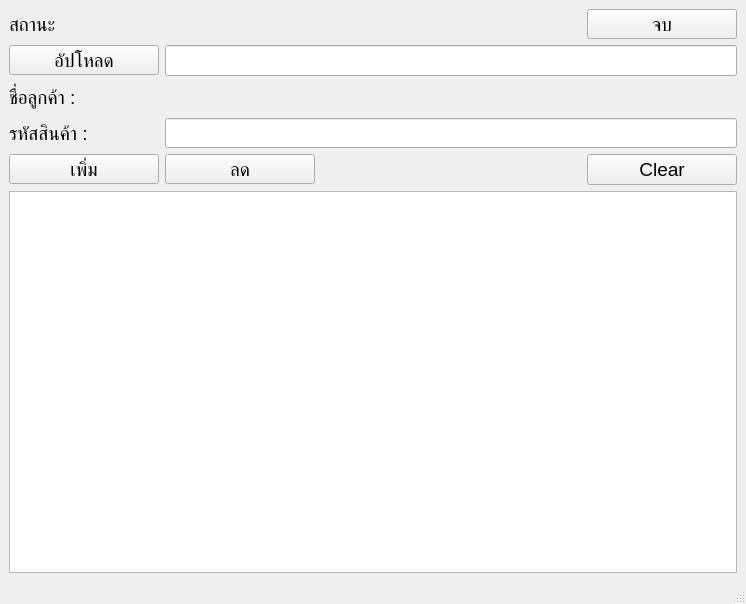
The window that GUI_Mrince_7.ui (ThanawatKMUTNB/MRINCE) describes before a commit, drawn with Qt 5.
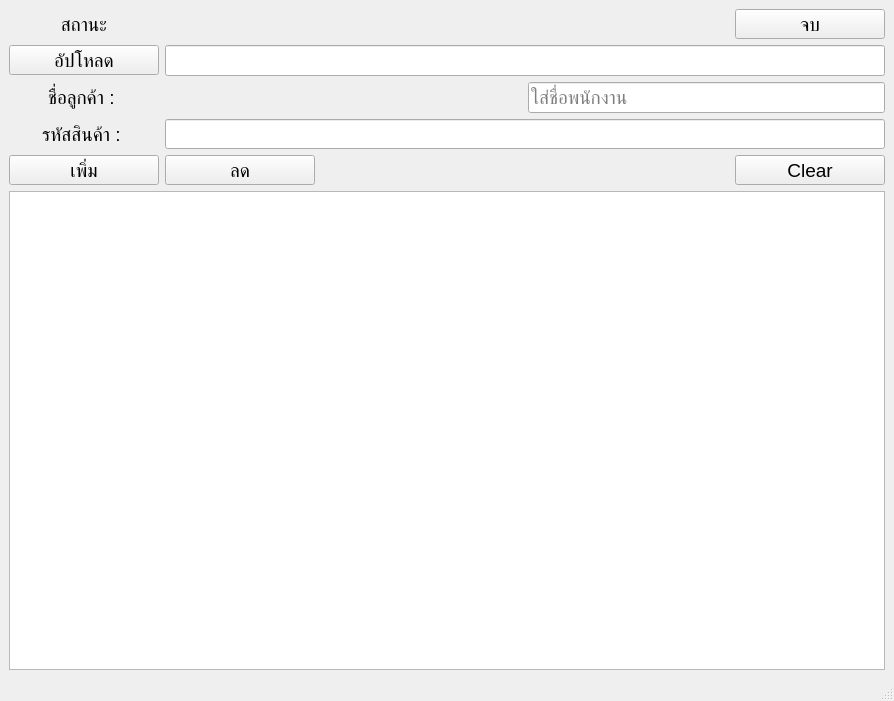
The same window after the commit.

Commit message: Rearrange GUI Phase2

```diff
--- a/GUI_Mrince_7.ui
+++ b/GUI_Mrince_7.ui
@@ -6,87 +6,17 @@
    <rect>
     <x>0</x>
     <y>0</y>
-    <width>746</width>
-    <height>604</height>
+    <width>894</width>
+    <height>701</height>
    </rect>
   </property>
   <property name="windowTitle">
    <string>MainWindow</string>
   </property>
   <widget class="QWidget" name="centralwidget">
-   <layout class="QGridLayout" name="gridLayout">
+   <layout class="QGridLayout" name="gridLayout_2">
     <item row="0" column="0">
-     <widget class="QLabel" name="label_4">
-      <property name="sizePolicy">
-       <sizepolicy hsizetype="Expanding" vsizetype="Expanding">
-        <horstretch>0</horstretch>
-        <verstretch>0</verstretch>
-       </sizepolicy>
-      </property>
-      <property name="maximumSize">
-       <size>
-        <width>150</width>
-        <height>30</height>
-       </size>
-      </property>
-      <property name="font">
-       <font>
-        <pointsize>14</pointsize>
-       </font>
-      </property>
-      <property name="text">
-       <string>สถานะ</string>
-      </property>
-     </widget>
-    </item>
-    <item row="0" column="1">
-     <widget class="QLabel" name="label_5">
-      <property name="sizePolicy">
-       <sizepolicy hsizetype="Expanding" vsizetype="Expanding">
-        <horstretch>0</horstretch>
-        <verstretch>0</verstretch>
-       </sizepolicy>
-      </property>
-      <property name="maximumSize">
-       <size>
-        <width>16777215</width>
-        <height>30</height>
-       </size>
-      </property>
-      <property name="font">
-       <font>
-        <pointsize>14</pointsize>
-       </font>
-      </property>
-      <property name="text">
-       <string/>
-      </property>
-     </widget>
-    </item>
-    <item row="0" column="2">
-     <widget class="QPushButton" name="pushButton">
-      <property name="sizePolicy">
-       <sizepolicy hsizetype="Expanding" vsizetype="Expanding">
-        <horstretch>0</horstretch>
-        <verstretch>0</verstretch>
-       </sizepolicy>
-      </property>
-      <property name="maximumSize">
-       <size>
-        <width>150</width>
-        <height>30</height>
-       </size>
-      </property>
-      <property name="font">
-       <font>
-        <pointsize>14</pointsize>
-       </font>
-      </property>
-      <property name="text">
-       <string>จบ</string>
-      </property>
-     </widget>
-    </item>
+     <layout class="QGridLayout" name="gridLayout">
     <item row="1" column="0">
      <widget class="QPushButton" name="pushButton_2">
       <property name="sizePolicy">
@@ -117,59 +47,8 @@
       </property>
      </widget>
     </item>
-    <item row="1" column="1" colspan="2">
-     <widget class="QLineEdit" name="lineEdit">
-      <property name="minimumSize">
-       <size>
-        <width>0</width>
-        <height>30</height>
-       </size>
-      </property>
-      <property name="maximumSize">
-       <size>
-        <width>16777215</width>
-        <height>40</height>
-       </size>
-      </property>
-      <property name="font">
-       <font>
-        <pointsize>14</pointsize>
-       </font>
-      </property>
-     </widget>
-    </item>
-    <item row="2" column="0">
-     <widget class="QLabel" name="label_2">
-      <property name="sizePolicy">
-       <sizepolicy hsizetype="Preferred" vsizetype="Expanding">
-        <horstretch>0</horstretch>
-        <verstretch>0</verstretch>
-       </sizepolicy>
-      </property>
-      <property name="minimumSize">
-       <size>
-        <width>150</width>
-        <height>0</height>
-       </size>
-      </property>
-      <property name="maximumSize">
-       <size>
-        <width>150</width>
-        <height>30</height>
-       </size>
-      </property>
-      <property name="font">
-       <font>
-        <pointsize>14</pointsize>
-       </font>
-      </property>
-      <property name="text">
-       <string>ชื่อลูกค้า : </string>
-      </property>
-     </widget>
-    </item>
-    <item row="2" column="1" colspan="2">
-     <widget class="QLabel" name="label_3">
+      <item row="2" column="1">
+       <widget class="QLabel" name="customer_name">
       <property name="sizePolicy">
        <sizepolicy hsizetype="Expanding" vsizetype="Expanding">
         <horstretch>0</horstretch>
@@ -195,51 +74,6 @@
       </property>
      </widget>
     </item>
-    <item row="3" column="0">
-     <widget class="QLabel" name="label">
-      <property name="minimumSize">
-       <size>
-        <width>150</width>
-        <height>0</height>
-       </size>
-      </property>
-      <property name="maximumSize">
-       <size>
-        <width>150</width>
-        <height>30</height>
-       </size>
-      </property>
-      <property name="font">
-       <font>
-        <pointsize>14</pointsize>
-       </font>
-      </property>
-      <property name="text">
-       <string>รหัสสินค้า : </string>
-      </property>
-     </widget>
-    </item>
-    <item row="3" column="1" colspan="2">
-     <widget class="QLineEdit" name="lineEdit_3">
-      <property name="minimumSize">
-       <size>
-        <width>0</width>
-        <height>30</height>
-       </size>
-      </property>
-      <property name="maximumSize">
-       <size>
-        <width>16777215</width>
-        <height>30</height>
-       </size>
-      </property>
-      <property name="font">
-       <font>
-        <pointsize>14</pointsize>
-       </font>
-      </property>
-     </widget>
-    </item>
     <item row="4" column="0">
      <widget class="QPushButton" name="pushButton_4">
       <property name="sizePolicy">
@@ -291,8 +125,8 @@
       </property>
      </widget>
     </item>
-    <item row="5" column="0" colspan="3">
-     <widget class="QTableWidget" name="tableWidget">
+      <item row="6" column="0" colspan="3">
+       <widget class="QTableWidget" name="table">
       <property name="font">
        <font>
         <pointsize>14</pointsize>
@@ -336,24 +170,243 @@
       </column>
      </widget>
     </item>
+      <item row="3" column="0">
+       <widget class="QLabel" name="label">
+        <property name="minimumSize">
+         <size>
+          <width>150</width>
+          <height>0</height>
+         </size>
+        </property>
+        <property name="maximumSize">
+         <size>
+          <width>150</width>
+          <height>30</height>
+         </size>
+        </property>
+        <property name="font">
+         <font>
+          <pointsize>14</pointsize>
+         </font>
+        </property>
+        <property name="text">
+         <string>รหัสสินค้า : </string>
+        </property>
+        <property name="alignment">
+         <set>Qt::AlignCenter</set>
+        </property>
+       </widget>
+      </item>
     <item row="4" column="2">
      <widget class="QPushButton" name="clearBtn">
       <property name="sizePolicy">
-       <sizepolicy hsizetype="Minimum" vsizetype="Minimum">
+         <sizepolicy hsizetype="Fixed" vsizetype="Fixed">
         <horstretch>0</horstretch>
         <verstretch>0</verstretch>
        </sizepolicy>
       </property>
+        <property name="maximumSize">
+         <size>
+          <width>150</width>
+          <height>30</height>
+         </size>
+        </property>
       <property name="font">
        <font>
         <pointsize>14</pointsize>
        </font>
       </property>
+        <property name="layoutDirection">
+         <enum>Qt::RightToLeft</enum>
+        </property>
       <property name="text">
        <string>Clear</string>
       </property>
      </widget>
     </item>
+      <item row="3" column="1" colspan="2">
+       <widget class="QLineEdit" name="item_ID">
+        <property name="minimumSize">
+         <size>
+          <width>0</width>
+          <height>30</height>
+         </size>
+        </property>
+        <property name="maximumSize">
+         <size>
+          <width>16777215</width>
+          <height>30</height>
+         </size>
+        </property>
+        <property name="font">
+         <font>
+          <pointsize>14</pointsize>
+         </font>
+        </property>
+       </widget>
+      </item>
+      <item row="2" column="0">
+       <widget class="QLabel" name="label_2">
+        <property name="sizePolicy">
+         <sizepolicy hsizetype="Preferred" vsizetype="Expanding">
+          <horstretch>0</horstretch>
+          <verstretch>0</verstretch>
+         </sizepolicy>
+        </property>
+        <property name="minimumSize">
+         <size>
+          <width>150</width>
+          <height>0</height>
+         </size>
+        </property>
+        <property name="maximumSize">
+         <size>
+          <width>150</width>
+          <height>30</height>
+         </size>
+        </property>
+        <property name="font">
+         <font>
+          <pointsize>14</pointsize>
+         </font>
+        </property>
+        <property name="text">
+         <string>ชื่อลูกค้า : </string>
+        </property>
+        <property name="alignment">
+         <set>Qt::AlignCenter</set>
+        </property>
+       </widget>
+      </item>
+      <item row="2" column="2">
+       <widget class="QLineEdit" name="employee_name">
+        <property name="font">
+         <font>
+          <pointsize>14</pointsize>
+         </font>
+        </property>
+        <property name="placeholderText">
+         <string>ใส่ชื่อพนักงาน</string>
+        </property>
+       </widget>
+      </item>
+      <item row="0" column="0" colspan="3">
+       <layout class="QHBoxLayout" name="horizontalLayout_2">
+        <item>
+         <widget class="QLabel" name="status">
+          <property name="sizePolicy">
+           <sizepolicy hsizetype="Preferred" vsizetype="Fixed">
+            <horstretch>0</horstretch>
+            <verstretch>0</verstretch>
+           </sizepolicy>
+          </property>
+          <property name="minimumSize">
+           <size>
+            <width>0</width>
+            <height>30</height>
+           </size>
+          </property>
+          <property name="maximumSize">
+           <size>
+            <width>150</width>
+            <height>30</height>
+           </size>
+          </property>
+          <property name="font">
+           <font>
+            <pointsize>14</pointsize>
+           </font>
+          </property>
+          <property name="text">
+           <string>สถานะ</string>
+          </property>
+          <property name="alignment">
+           <set>Qt::AlignCenter</set>
+          </property>
+         </widget>
+        </item>
+        <item>
+         <widget class="QLabel" name="file_name_label">
+          <property name="sizePolicy">
+           <sizepolicy hsizetype="Preferred" vsizetype="Fixed">
+            <horstretch>0</horstretch>
+            <verstretch>0</verstretch>
+           </sizepolicy>
+          </property>
+          <property name="maximumSize">
+           <size>
+            <width>16777215</width>
+            <height>30</height>
+           </size>
+          </property>
+          <property name="font">
+           <font>
+            <pointsize>14</pointsize>
+           </font>
+          </property>
+          <property name="text">
+           <string/>
+          </property>
+         </widget>
+        </item>
+        <item>
+         <widget class="QPushButton" name="end_button">
+          <property name="sizePolicy">
+           <sizepolicy hsizetype="Maximum" vsizetype="Minimum">
+            <horstretch>0</horstretch>
+            <verstretch>0</verstretch>
+           </sizepolicy>
+          </property>
+          <property name="minimumSize">
+           <size>
+            <width>30</width>
+            <height>0</height>
+           </size>
+          </property>
+          <property name="maximumSize">
+           <size>
+            <width>150</width>
+            <height>30</height>
+           </size>
+          </property>
+          <property name="font">
+           <font>
+            <pointsize>14</pointsize>
+           </font>
+          </property>
+          <property name="layoutDirection">
+           <enum>Qt::RightToLeft</enum>
+          </property>
+          <property name="text">
+           <string>จบ</string>
+          </property>
+         </widget>
+        </item>
+       </layout>
+      </item>
+      <item row="1" column="1" colspan="2">
+       <widget class="QLineEdit" name="lineEdit">
+        <property name="minimumSize">
+         <size>
+          <width>0</width>
+          <height>30</height>
+         </size>
+        </property>
+        <property name="maximumSize">
+         <size>
+          <width>16777215</width>
+          <height>40</height>
+         </size>
+        </property>
+        <property name="font">
+         <font>
+          <pointsize>14</pointsize>
+         </font>
+        </property>
+       </widget>
+      </item>
+     </layout>
+    </item>
    </layout>
   </widget>
   <widget class="QMenuBar" name="menubar">
```
Left out of the diff: 6 changed lines with no effect on the pictures. Lines whose indentation alone changed are shown as unchanged. The commit also changes 3 other files.
